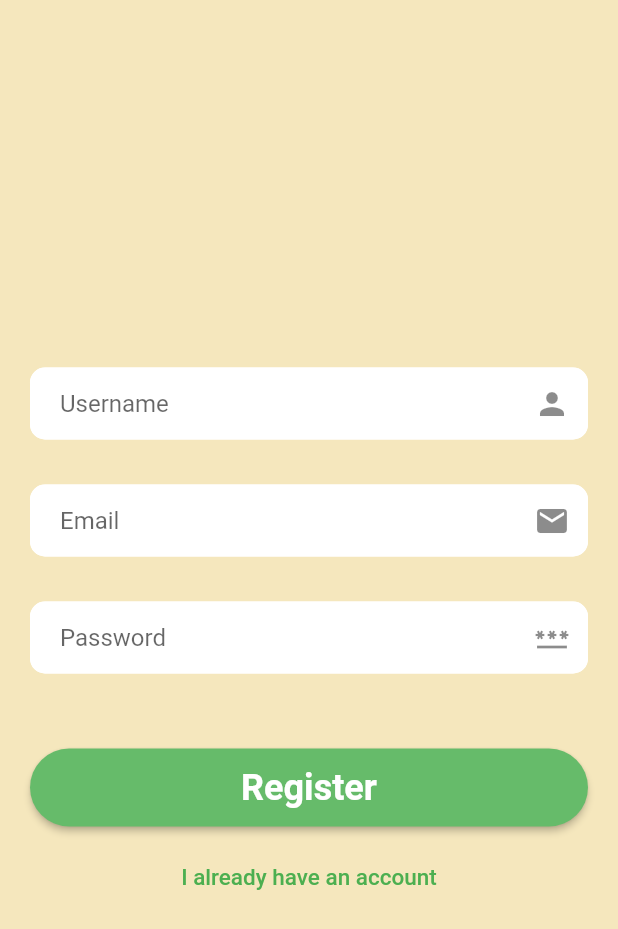
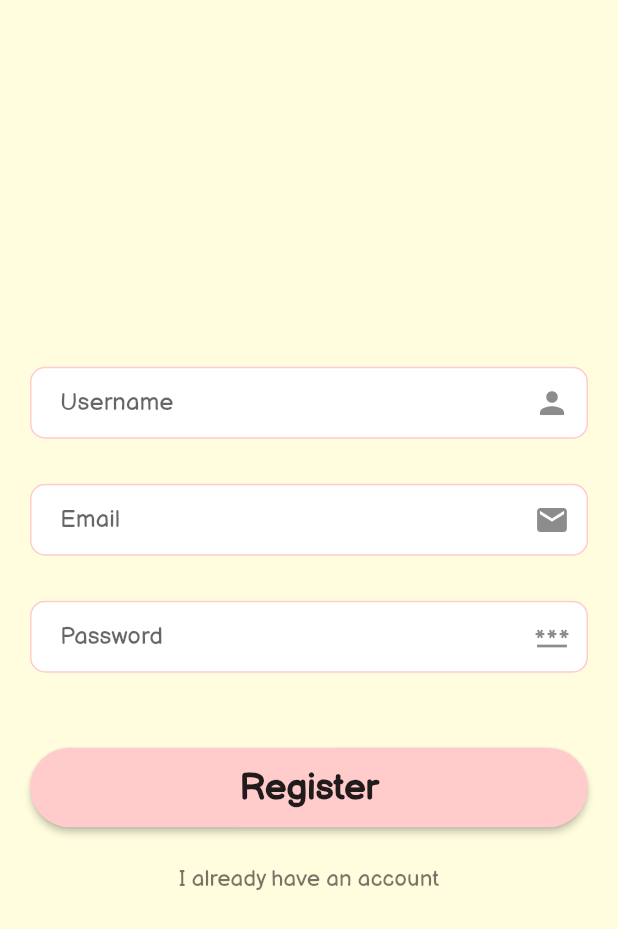
Before and after one commit to HeshanWeerasooriya/task_tracker_app, a Flutter app: the screen it shows after launch, after a tap on "Login", after a tap on "Create new account", on a phone screen of 412 x 824 dp. Shown: the top 929 px of the screen. Run offline on Flutter 3.47's test engine with Material 2 defaults, Android fonts, the phone set to English and light mode, and no system bars; our stand-ins replace cloud_firestore, firebase_auth, firebase_core, google_fonts; accounts and stored records are empty.

Commit message:
Font & Colors Added

```diff
--- a/lib/main.dart
+++ b/lib/main.dart
@@ -1,6 +1,7 @@
 import 'package:firebase_auth/firebase_auth.dart';
 import 'package:firebase_core/firebase_core.dart';
 import 'package:flutter/material.dart';
+import 'package:google_fonts/google_fonts.dart';
 import 'package:task_tracker/pages/log_in_page.dart';
 import 'package:task_tracker/pages/tasks_page.dart';
 import 'package:task_tracker/pages/sign_up_page.dart';
@@ -19,7 +20,8 @@
     return MaterialApp(
       debugShowCheckedModeBanner: false,
       theme: ThemeData(
-        scaffoldBackgroundColor: const Color.fromARGB(255, 245, 231, 189),
+        scaffoldBackgroundColor: const Color(0xFFFFFDDE),
+        fontFamily: 'balsamiqsans',
       ),
       home: FirebaseAuth.instance.currentUser == null
           ? const LoginScreen()
--- a/lib/pages/log_in_page.dart
+++ b/lib/pages/log_in_page.dart
@@ -1,3 +1,5 @@
+import 'dart:ui';
+
 import 'package:flutter/material.dart';
 import 'package:flutter/services.dart';
 import 'package:firebase_auth/firebase_auth.dart';
@@ -58,11 +60,11 @@ class _LoginScreenState extends State<LoginScreen> {
                             ),
                             focusedBorder: OutlineInputBorder(
                               borderRadius: BorderRadius.circular(10),
-                              borderSide: const BorderSide(color: Colors.white),
+                              borderSide: BorderSide(color: Color(0xFFFFCBCB)),
                             ),
                             enabledBorder: OutlineInputBorder(
                               borderRadius: BorderRadius.circular(10),
-                              borderSide: const BorderSide(color: Colors.white),
+                              borderSide: BorderSide(color: Color(0xFFFFCBCB)),
                             ),
                           ),
                         ),
@@ -90,11 +92,11 @@ class _LoginScreenState extends State<LoginScreen> {
                             ),
                             focusedBorder: OutlineInputBorder(
                               borderRadius: BorderRadius.circular(10),
-                              borderSide: const BorderSide(color: Colors.white),
+                              borderSide: BorderSide(color: Color(0xFFFFCBCB)),
                             ),
                             enabledBorder: OutlineInputBorder(
                               borderRadius: BorderRadius.circular(10),
-                              borderSide: const BorderSide(color: Colors.white),
+                              borderSide: BorderSide(color: Color(0xFFFFCBCB)),
                             ),
                           ),
                         ),
@@ -104,6 +106,18 @@ class _LoginScreenState extends State<LoginScreen> {
                           child: Padding(
                             padding: const EdgeInsets.symmetric(vertical: 12),
                             child: const Text('Login'),
+                          ),
+                          style: ElevatedButton.styleFrom(
+                            textStyle: const TextStyle(
+                              fontFamily: 'balsamiqsans',
+                              fontSize: 24,
+                              fontWeight: FontWeight.bold,
+                            ),
+                            primary: Color(0xFFFFCBCB),
+                            onPrimary: Colors.black87,
+                            shape: RoundedRectangleBorder(
+                              borderRadius: BorderRadius.circular(32.0),
+                            ),
                           ),
                           onPressed: () async {
                             if (formkey.currentState!.validate()) {
@@ -146,17 +160,6 @@ class _LoginScreenState extends State<LoginScreen> {
                               });
                             }
                           },
-                          style: ElevatedButton.styleFrom(
-                            textStyle: const TextStyle(
-                              fontSize: 24,
-                              fontWeight: FontWeight.bold,
-                            ),
-                            primary: Colors.green[400],
-                            onPrimary: Colors.white,
-                            shape: RoundedRectangleBorder(
-                              borderRadius: BorderRadius.circular(32.0),
-                            ),
-                          ),
                         ),
                         const SizedBox(height: 10),
                         TextButton(
@@ -169,8 +172,8 @@ class _LoginScreenState extends State<LoginScreen> {
                           child: const Text(
                             'Create new account',
                             style: TextStyle(
-                              color: Colors.green,
-                              fontSize: 15,
+                              color: Colors.black54,
+                              fontSize: 18,
                             ),
                           ),
                         ),
--- a/lib/pages/sign_up_page.dart
+++ b/lib/pages/sign_up_page.dart
@@ -58,11 +58,13 @@ class _SignupScreenState extends State<SignupScreen> {
                             ),
                             focusedBorder: OutlineInputBorder(
                               borderRadius: BorderRadius.circular(10),
-                              borderSide: const BorderSide(color: Colors.white),
+                              borderSide: const BorderSide(
+                                  color: const Color(0xFFFFCBCB)),
                             ),
                             enabledBorder: OutlineInputBorder(
                               borderRadius: BorderRadius.circular(10),
-                              borderSide: const BorderSide(color: Colors.white),
+                              borderSide:
+                                  const BorderSide(color: Color(0xFFFFCBCB)),
                             ),
                           ),
                         ),
@@ -90,11 +92,13 @@ class _SignupScreenState extends State<SignupScreen> {
                             ),
                             focusedBorder: OutlineInputBorder(
                               borderRadius: BorderRadius.circular(10),
-                              borderSide: const BorderSide(color: Colors.white),
+                              borderSide:
+                                  const BorderSide(color: Color(0xFFFFCBCB)),
                             ),
                             enabledBorder: OutlineInputBorder(
                               borderRadius: BorderRadius.circular(10),
-                              borderSide: const BorderSide(color: Colors.white),
+                              borderSide: const BorderSide(
+                                  color: const Color(0xFFFFCBCB)),
                             ),
                           ),
                         ),
@@ -121,11 +125,13 @@ class _SignupScreenState extends State<SignupScreen> {
                             ),
                             focusedBorder: OutlineInputBorder(
                               borderRadius: BorderRadius.circular(10),
-                              borderSide: const BorderSide(color: Colors.white),
+                              borderSide:
+                                  const BorderSide(color: Color(0xFFFFCBCB)),
                             ),
                             enabledBorder: OutlineInputBorder(
                               borderRadius: BorderRadius.circular(10),
-                              borderSide: const BorderSide(color: Colors.white),
+                              borderSide:
+                                  const BorderSide(color: Color(0xFFFFCBCB)),
                             ),
                           ),
                         ),
@@ -186,11 +192,12 @@ class _SignupScreenState extends State<SignupScreen> {
                           },
                           style: ElevatedButton.styleFrom(
                             textStyle: const TextStyle(
+                              fontFamily: 'balsamiqsans',
                               fontSize: 24,
                               fontWeight: FontWeight.bold,
                             ),
-                            primary: Colors.green[400],
-                            onPrimary: Colors.white,
+                            primary: const Color(0xFFFFCBCB),
+                            onPrimary: Colors.black87,
                             shape: RoundedRectangleBorder(
                               borderRadius: BorderRadius.circular(32.0),
                             ),
@@ -202,7 +209,7 @@ class _SignupScreenState extends State<SignupScreen> {
                           child: const Text(
                             'I already have an account',
                             style: TextStyle(
-                              color: Colors.green,
+                              color: Colors.black54,
                               fontSize: 15,
                             ),
                           ),
```
Also changed, not shown: pubspec.yaml (+7 -5 lines), fonts/BalsamiqSans-Regular.ttf (added), pubspec.lock.
